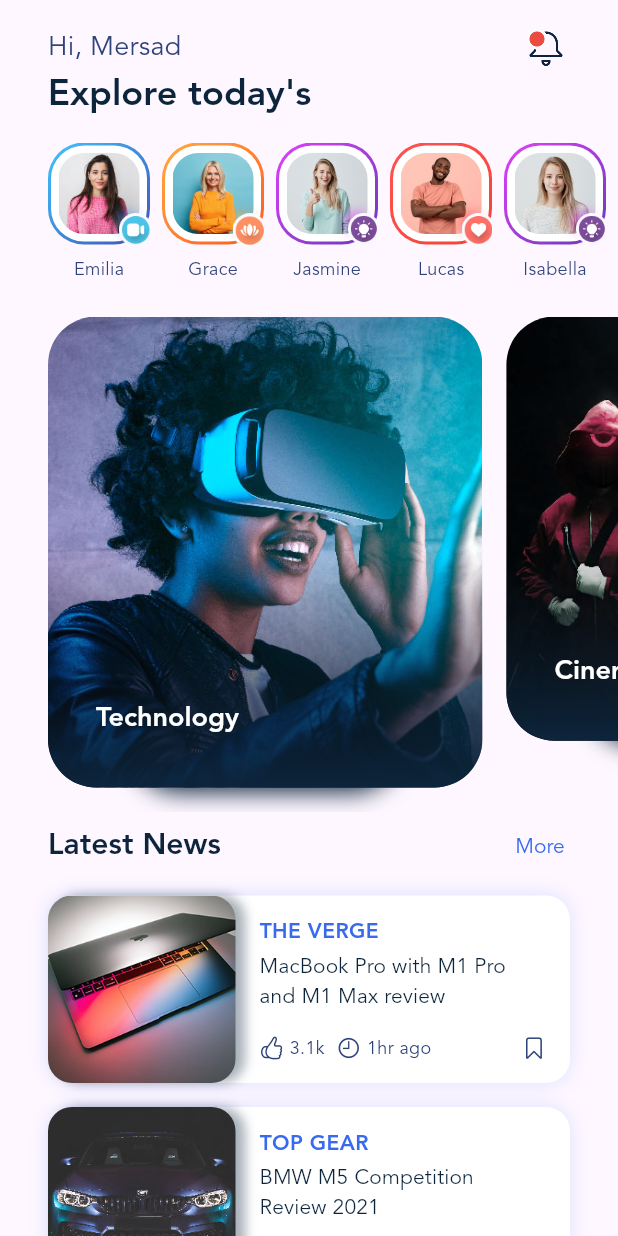
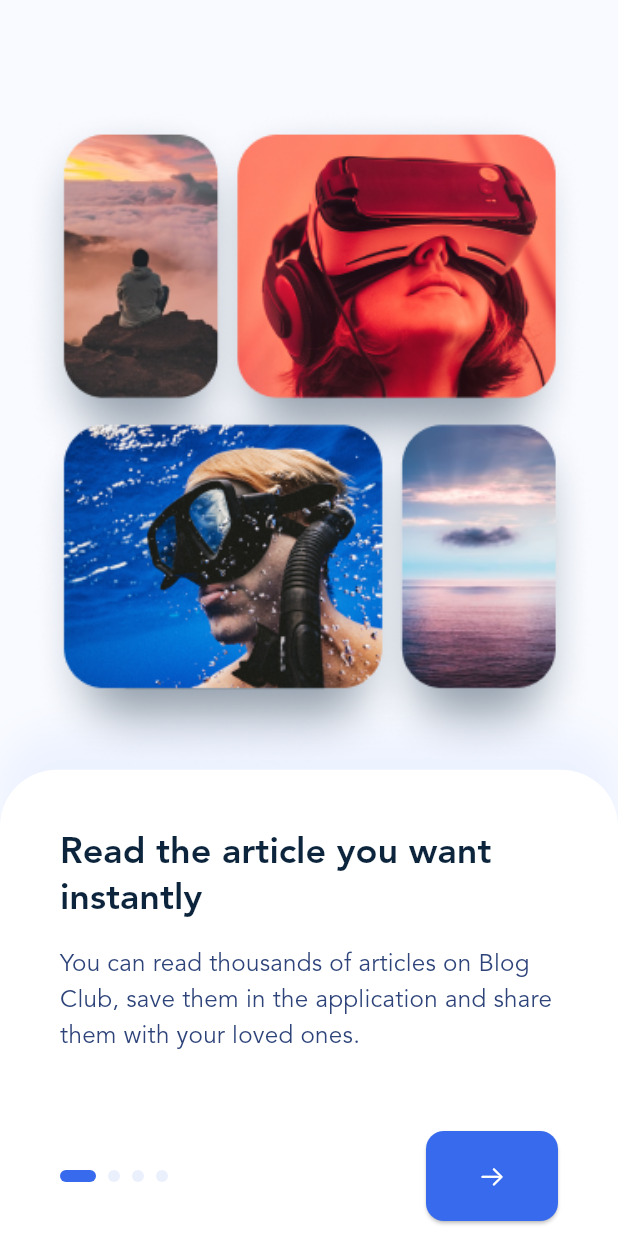
Before and after one commit to MersadMolaei/BlogClub, a Flutter app: the screen it shows after launch, on a phone screen of 412 x 824 dp. Run offline on Flutter 3.47's test engine with Material 3 defaults, Android fonts, the phone set to English and light mode, and no system bars; drawn by our look-alikes of smooth_page_indicator; our stand-ins replace flutter_svg.

Commit message:
Implemented: OnBoarding Screen

```diff
--- a/lib/data.dart
+++ b/lib/data.dart
@@ -163,4 +163,22 @@ class AppDatabase {
       ),
     ];
   }
+
+  static List<OnBoardingItem> get onBoardingItems {
+    List<OnBoardingItem> items = [];
+    for (var i = 0; i < 4; i++) {
+      items.add(OnBoardingItem(
+          title: 'Read the article you want instantly',
+          description:
+              'You can read thousands of articles on Blog Club, save them in the application and share them with your loved ones.'));
+    }
+    return items;
+  }
 }
+
+class OnBoardingItem {
+  final String title;
+  final String description;
+
+  OnBoardingItem({required this.title, required this.description});
+}
--- a/lib/gen/assets.gen.dart
+++ b/lib/gen/assets.gen.dart
@@ -92,11 +92,16 @@ class $AssetsImgGen {
 class $AssetsImgBackgroundGen {
   const $AssetsImgBackgroundGen();
 
-  /// File path: assets/img/background/bg.jpg
-  AssetGenImage get bg => const AssetGenImage('assets/img/background/bg.jpg');
+  /// File path: assets/img/background/onBoarding.png
+  AssetGenImage get onBoarding =>
+      const AssetGenImage('assets/img/background/onBoarding.png');
+
+  /// File path: assets/img/background/splashBG.jpg
+  AssetGenImage get splashBG =>
+      const AssetGenImage('assets/img/background/splashBG.jpg');
 
   /// List of all assets
-  List<AssetGenImage> get values => [bg];
+  List<AssetGenImage> get values => [onBoarding, splashBG];
 }
 
 class $AssetsImgIconsGen {
--- a/lib/main.dart
+++ b/lib/main.dart
@@ -1,7 +1,7 @@
 import 'package:blog_club/gen/assets.gen.dart';
 import 'package:blog_club/gen/fonts.gen.dart';
-import 'package:blog_club/home.dart';
-import 'package:blog_club/splash.dart';
+import 'package:blog_club/screens/home_screen.dart';
+import 'package:blog_club/screens/splash_screen.dart';
 import 'package:flutter/material.dart';
 import 'package:flutter/services.dart';
 
@@ -23,7 +23,7 @@ class MyApp extends StatelessWidget {
   Widget build(BuildContext context) {
     const primaryTextColor = Color(0xff0D253C);
     const secondaryTextColor = Color(0xff2D4379);
-    // const primaryColor = Color(0xff376AED);
+    const primaryColor = Color(0xff376AED);
     return MaterialApp(
       debugShowCheckedModeBanner: false,
       title: 'Blog Club',
@@ -40,7 +40,15 @@ class MyApp extends StatelessWidget {
             ),
           ),
         ),
-        colorScheme: ColorScheme.fromSeed(seedColor: Colors.deepPurple),
+        colorScheme: const ColorScheme.light(
+          primary: primaryColor,
+          onPrimary: Colors.white,
+          surface: Colors.white,
+          onSurface: primaryTextColor,
+          background: Color(0xFFF8FAFF),
+          // background: Color(0xFFFBFCFF),
+          onBackground: primaryTextColor,
+        ),
         // colorScheme: ColorScheme.fromSeed(seedColor: Colors.deepPurple),
         useMaterial3: true,
         textTheme: const TextTheme(
--- /dev/null
+++ b/lib/screens/onboarding_screen.dart
@@ -0,0 +1,152 @@
+import 'dart:developer';
+
+import 'package:blog_club/data.dart';
+import 'package:blog_club/gen/assets.gen.dart';
+import 'package:blog_club/screens/home_screen.dart';
+import 'package:flutter/cupertino.dart';
+import 'package:flutter/material.dart';
+import 'package:smooth_page_indicator/smooth_page_indicator.dart';
+
+class OnBoardingScreen extends StatefulWidget {
+  const OnBoardingScreen({super.key});
+
+  @override
+  State<OnBoardingScreen> createState() => _OnBoardingScreenState();
+}
+
+class _OnBoardingScreenState extends State<OnBoardingScreen> {
+  final PageController _pageController = PageController();
+  final items = AppDatabase.onBoardingItems;
+
+  int page = 0;
+
+  @override
+  void initState() {
+    _pageController.addListener(() {
+      if (_pageController.page!.round() != page) {
+        setState(() {
+          page = _pageController.page!.round();
+          // log('OnBoarding: Selected page -> $page');
+          debugPrint('[ OnBoarding ] Selected Page -> $page');
+        });
+      }
+    });
+    super.initState();
+  }
+
+  @override
+  Widget build(BuildContext context) {
+    final ThemeData themeData = Theme.of(context);
+    return Scaffold(
+      backgroundColor: themeData.colorScheme.background,
+      body: SafeArea(
+        child: Column(children: [
+          Padding(
+            padding: const EdgeInsets.only(
+              top: 72,
+              bottom: 0,
+            ),
+            child: Assets.img.background.onBoarding.image(scale: 0.9),
+          ),
+          Expanded(
+            child: Container(
+              decoration: BoxDecoration(
+                  color: themeData.colorScheme.surface,
+                  borderRadius: const BorderRadius.only(
+                    topRight: Radius.circular(38), //? 28
+                    topLeft: Radius.circular(38), //? 28
+                  ),
+                  boxShadow: const [
+                    BoxShadow(
+                      color: Color(0x115182FF),
+                      blurRadius: 20,
+                      offset: Offset(0, -25),
+                      spreadRadius: 0,
+                    )
+                  ]),
+              child: Column(children: [
+                Expanded(
+                  child: PageView.builder(
+                    itemCount: items.length,
+                    controller: _pageController,
+                    itemBuilder: (context, index) {
+                      return Padding(
+                        padding: const EdgeInsets.all(40),
+                        child: Column(
+                          crossAxisAlignment: CrossAxisAlignment.start,
+                          children: [
+                            Text(
+                              items[index].title,
+                              style: themeData.textTheme.headlineMedium,
+                            ),
+                            const SizedBox(height: 16),
+                            Text(
+                              items[index].description,
+                              style: themeData.textTheme.titleMedium!
+                                  .apply(fontSizeFactor: 0.9),
+                            ),
+                          ],
+                        ),
+                      );
+                    },
+                  ),
+                ),
+                Container(
+                  height: 80,
+                  // color: Colors.black,
+                  padding: const EdgeInsets.only(left: 40, right: 40),
+                  child: Row(
+                      mainAxisAlignment: MainAxisAlignment.spaceBetween,
+                      children: [
+                        SmoothPageIndicator(
+                          controller: _pageController,
+                          count: items.length,
+                          effect: ExpandingDotsEffect(
+                            dotHeight: 8,
+                            dotWidth: 8,
+                            activeDotColor: themeData.colorScheme.primary,
+                            dotColor:
+                                themeData.colorScheme.primary.withOpacity(0.1),
+                          ),
+                        ),
+                        ElevatedButton(
+                          onPressed: () {
+                            if (page == items.length - 1) {
+                              Navigator.of(context)
+                                  .pushReplacement(MaterialPageRoute(
+                                builder: (context) => const HomeScreen(),
+                              ));
+                            } else {
+                              _pageController.animateToPage(page + 1,
+                                  duration: const Duration(milliseconds: 500),
+                                  curve: Curves.decelerate);
+                            }
+                          },
+                          style: ButtonStyle(
+                            minimumSize:
+                                MaterialStateProperty.all(const Size(88, 60)),
+                            backgroundColor: MaterialStateProperty.all(
+                                themeData.colorScheme.primary),
+                            shape: MaterialStateProperty.all(
+                              RoundedRectangleBorder(
+                                borderRadius: BorderRadius.circular(12),
+                              ),
+                            ),
+                          ),
+                          child: Icon(
+                            page == items.length - 1
+                                ? CupertinoIcons.check_mark
+                                : CupertinoIcons.arrow_right,
+                            color: themeData.colorScheme.onPrimary,
+                          ),
+                        ),
+                      ]),
+                ),
+              ]),
+            ),
+          ),
+        ]),
+      ),
+    );
+  }
+}
--- a/lib/splash.dart
+++ b/lib/screens/splash_screen.dart
@@ -1,7 +1,8 @@
 import 'dart:ui';
 import 'dart:async';
 import 'package:blog_club/gen/assets.gen.dart';
-import 'package:blog_club/home.dart';
+import 'package:blog_club/screens/home_screen.dart';
+import 'package:blog_club/screens/onboarding_screen.dart';
 import 'package:flutter/material.dart';
 import 'package:flutter_svg/svg.dart';
 
@@ -20,7 +21,7 @@ class _SplashScreenState extends State<SplashScreen> {
   void initState() {
     Future.delayed(const Duration(seconds: 2)).then((value) {
       Navigator.of(context).pushReplacement(
-          MaterialPageRoute(builder: (context) => const HomeScreen()));
+          MaterialPageRoute(builder: (context) => const OnBoardingScreen()));
       // TODO: Try CupertinoPageRoute Instead of MaterialPageRoute.
       //* for changing the page transition animation
     });
@@ -51,7 +52,7 @@ class _SplashScreenState extends State<SplashScreen> {
         children: [
           //* Background image
           Positioned.fill(
-              child: Assets.img.background.bg.image(fit: BoxFit.cover)),
+              child: Assets.img.background.splashBG.image(fit: BoxFit.cover)),
           // Container(
           //   decoration: BoxDecoration(
           //     image: DecorationImage(
--- a/pubspec.yaml
+++ b/pubspec.yaml
@@ -36,6 +36,7 @@ dependencies:
   # Use with the CupertinoIcons class for iOS style icons.
   cupertino_icons: ^1.0.2
   flutter_svg: ^2.0.7
+  smooth_page_indicator: ^1.1.0
 dev_dependencies:
   flutter_test:
     sdk: flutter
```
Also changed, not shown: assets/img/background/onBoarding.png (added), assets/img/background/splashBG.jpg (renamed from assets/img/background/bg.jpg), lib/screens/home_screen.dart (renamed from lib/home.dart), pubspec.lock.
